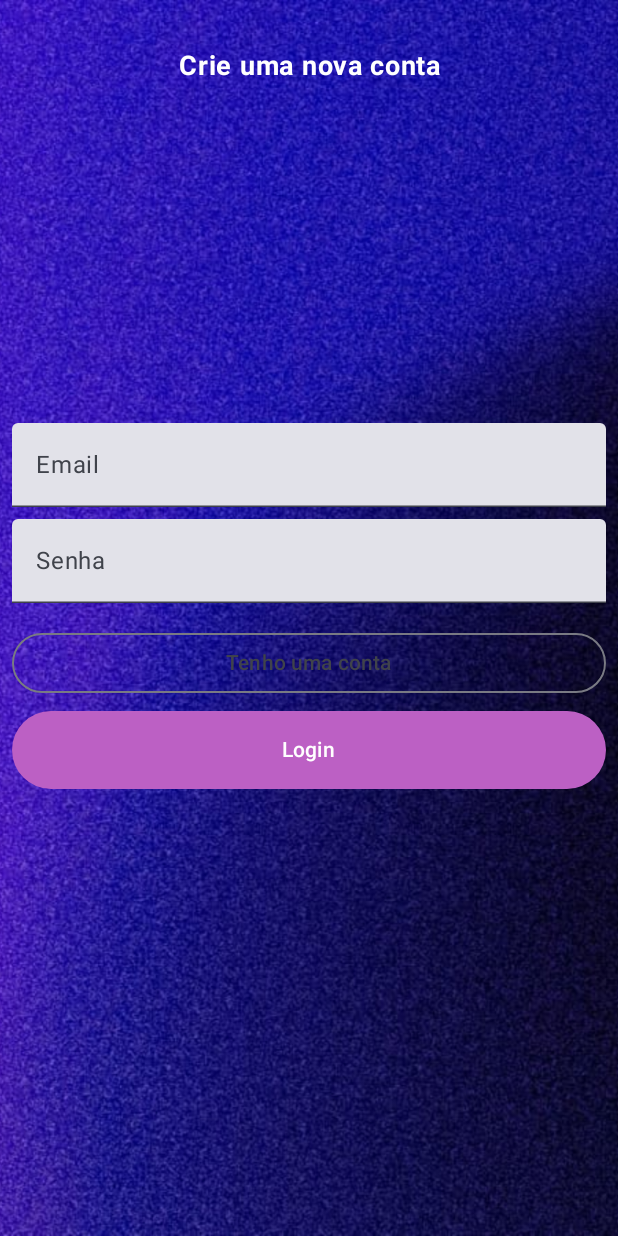
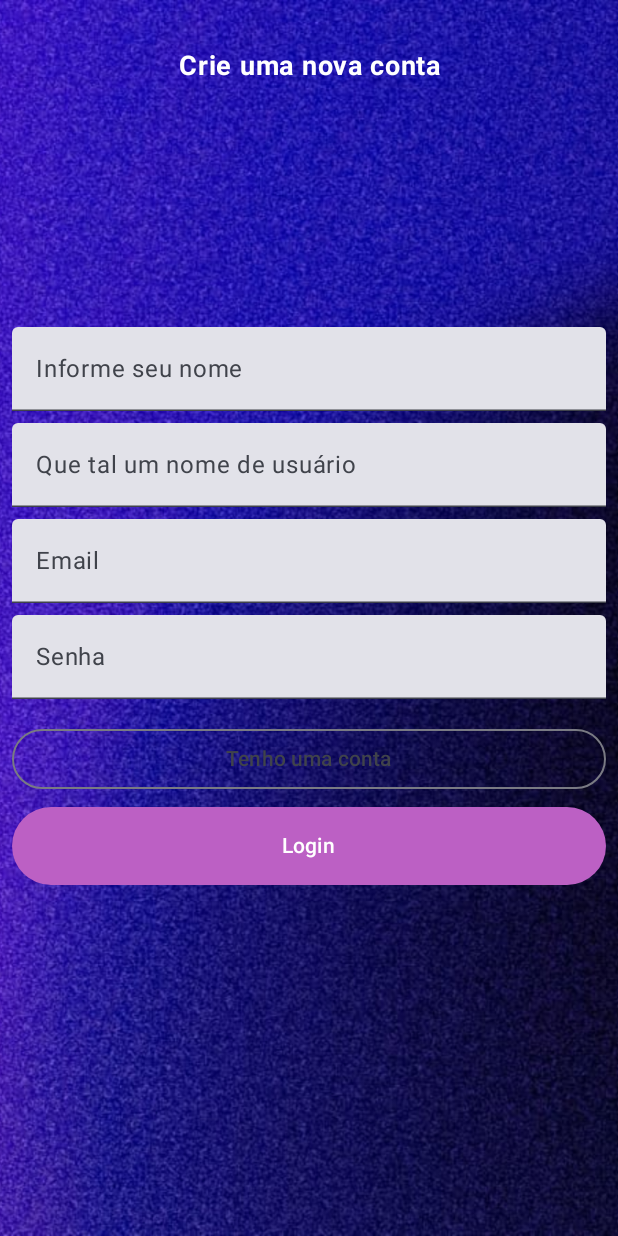
Before and after one commit to bersoncrios/Brainize, an Android app built with Jetpack Compose: the screen it shows after launch (MainActivity), after a tap on "Criar Conta", on a phone screen of 412 x 824 dp. Run offline under Robolectric (Android 15) with nearby library versions, the phone set to English and light mode, and no system bars; our stand-ins replace Firebase (no records; nobody signed in at launch, a user with empty details on screens opened directly), Room's generated code.

Commit message:
Buscando nome do usuário

```diff
--- a/app/src/main/java/br/com/brainize/screens/login/RegisterScreen.kt
+++ b/app/src/main/java/br/com/brainize/screens/login/RegisterScreen.kt
@@ -48,6 +48,8 @@ fun RegisterScreen(navController: NavController, viewModel: LoginViewModel) {
     val loginState by viewModel.loginState
 
     var email by remember { mutableStateOf("") }
+    var name by remember { mutableStateOf("") }
+    var username by remember { mutableStateOf("") }
     var password by remember { mutableStateOf("") }
 
     LaunchedEffect(loginState) {
@@ -93,6 +95,26 @@ fun RegisterScreen(navController: NavController, viewModel: LoginViewModel) {
                     horizontalAlignment = Alignment.CenterHorizontally
                 ) {
                     TextField(
+                        value = name,
+                        onValueChange = { name = it },
+                        label = { Text("Informe seu nome") },
+                        modifier = Modifier
+                            .fillMaxWidth()
+                    )
+
+                    Spacer(modifier = Modifier.height(8.dp))
+
+                    TextField(
+                        value = username,
+                        onValueChange = { username = it },
+                        label = { Text("Que tal um nome de usuário") },
+                        modifier = Modifier
+                            .fillMaxWidth()
+                    )
+
+                    Spacer(modifier = Modifier.height(8.dp))
+
+                    TextField(
                         value = email,
                         onValueChange = { email = it },
                         label = { Text("Email") },
@@ -124,7 +146,7 @@ fun RegisterScreen(navController: NavController, viewModel: LoginViewModel) {
                     Spacer(modifier = Modifier.height(8.dp))
 
                     Button(
-                        onClick = { viewModel.createUserWithEmailAndPassword(email, password) },
+                        onClick = { viewModel.createUserWithEmailAndPassword(email, password, name, username) },
                         modifier = Modifier
                             .fillMaxWidth(),
                         colors = ButtonDefaults.buttonColors(
```
Also changed, not shown: app/src/main/java/br/com/brainize/screens/home/HomeScreen.kt (+17 -1 lines), app/src/main/java/br/com/brainize/viewmodel/LoginViewModel.kt (+34 -1 lines).
